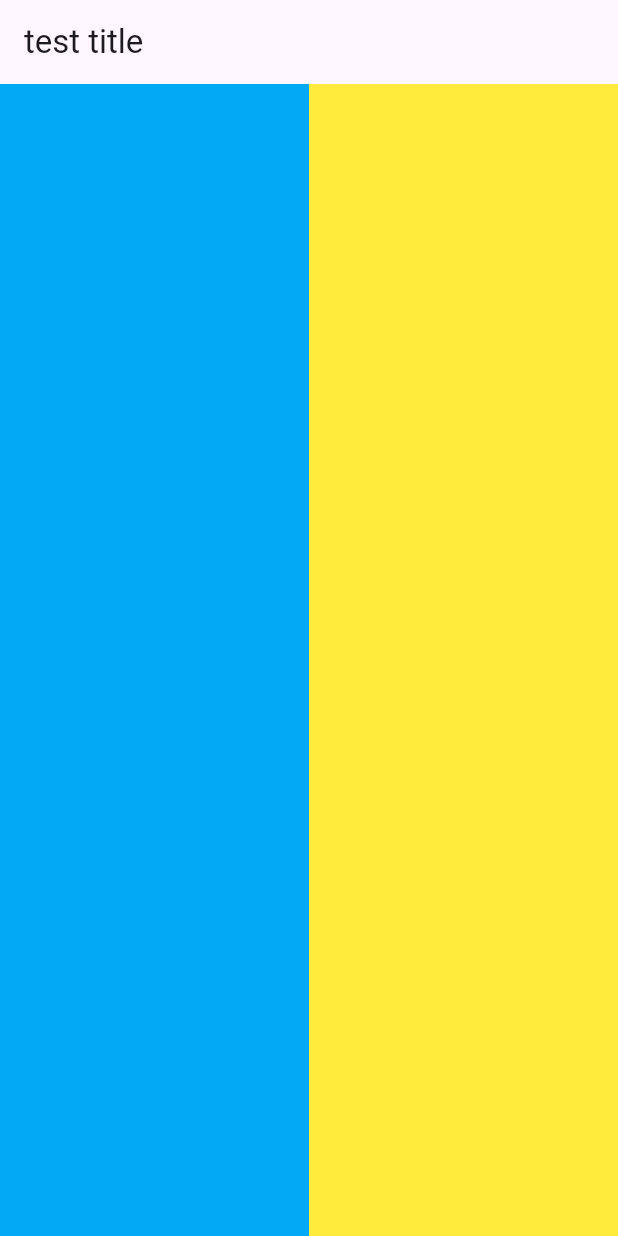
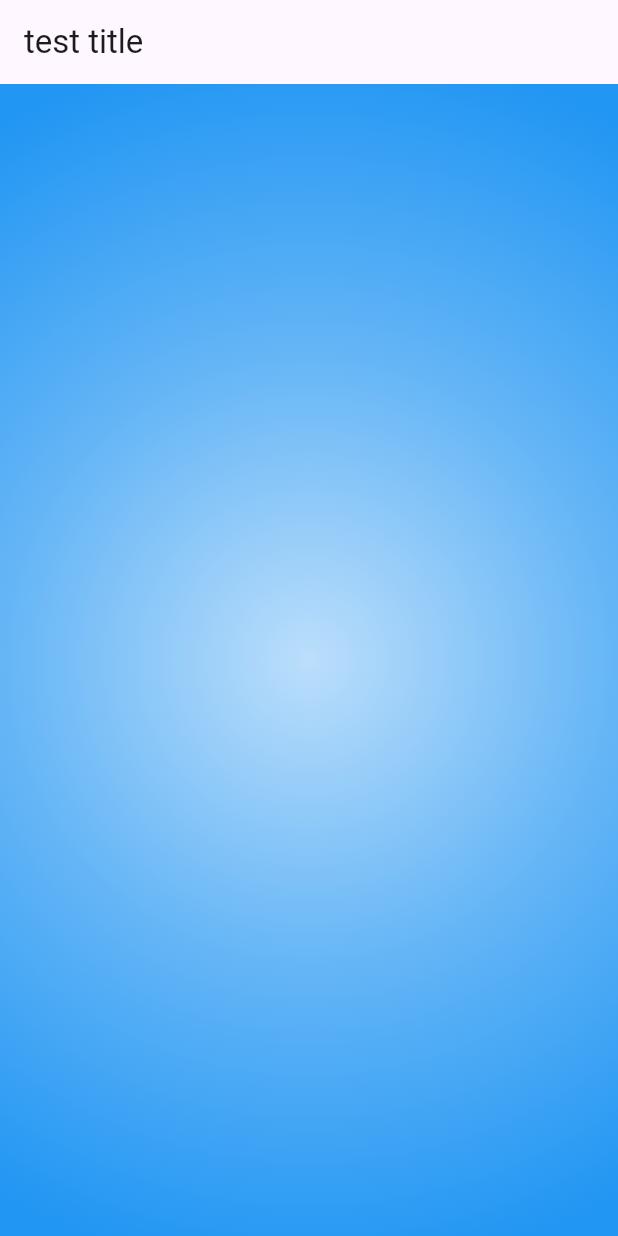
Before and after one commit to brian-jteom/flutter_lecture, a Flutter app: the screen it shows after launch, on a phone screen of 412 x 824 dp. Run offline on Flutter 3.47's test engine with Material 3 defaults, Android fonts, the phone set to English and light mode, and no system bars.

Commit message:
gradient 적용

```diff
--- /dev/null
+++ b/lib/gradient.dart
@@ -0,0 +1,48 @@
+import 'package:flutter/material.dart';
+
+class MyHomePage extends StatefulWidget {
+  const MyHomePage({super.key});
+
+  @override
+  State<MyHomePage> createState() => _MyHomePageState();
+}
+
+class _MyHomePageState extends State<MyHomePage> {
+  @override
+  Widget build(BuildContext context) {
+    return Scaffold(
+      appBar: AppBar(
+        title: const Text("test title"),
+      ),
+      body: Container(
+        width: MediaQuery.of(context).size.width,
+        height: MediaQuery.of(context).size.height,
+        decoration: BoxDecoration(
+          // gradient: buildLinearGradient()
+          gradient: RadialGradient(
+            center: Alignment.center,
+            colors: [
+              Colors.blue[100] as Color,
+              Colors.blue[300] as Color,
+              Colors.blue[500] as Color,
+            ],
+            radius: 1.0
+          )
+        ),
+      ),
+    );
+  }
+
+  LinearGradient buildLinearGradient() {
+    return LinearGradient(
+          colors: [
+            Colors.blue[100] as Color,
+            Colors.blue[300] as Color,
+            Colors.blue[500] as Color,
+          ],
+          // 왼쪽에서 오른쪽이 degault
+          begin: Alignment.topCenter,
+          end: Alignment.bottomCenter
+        );
+  }
+}
--- a/lib/main.dart
+++ b/lib/main.dart
@@ -1,7 +1,7 @@
 import 'dart:ui';
 
 import 'package:flutter/material.dart';
-import 'flexible.dart';
+import 'gradient.dart';
 
 void main() {
   runApp(const MyApp());
```
